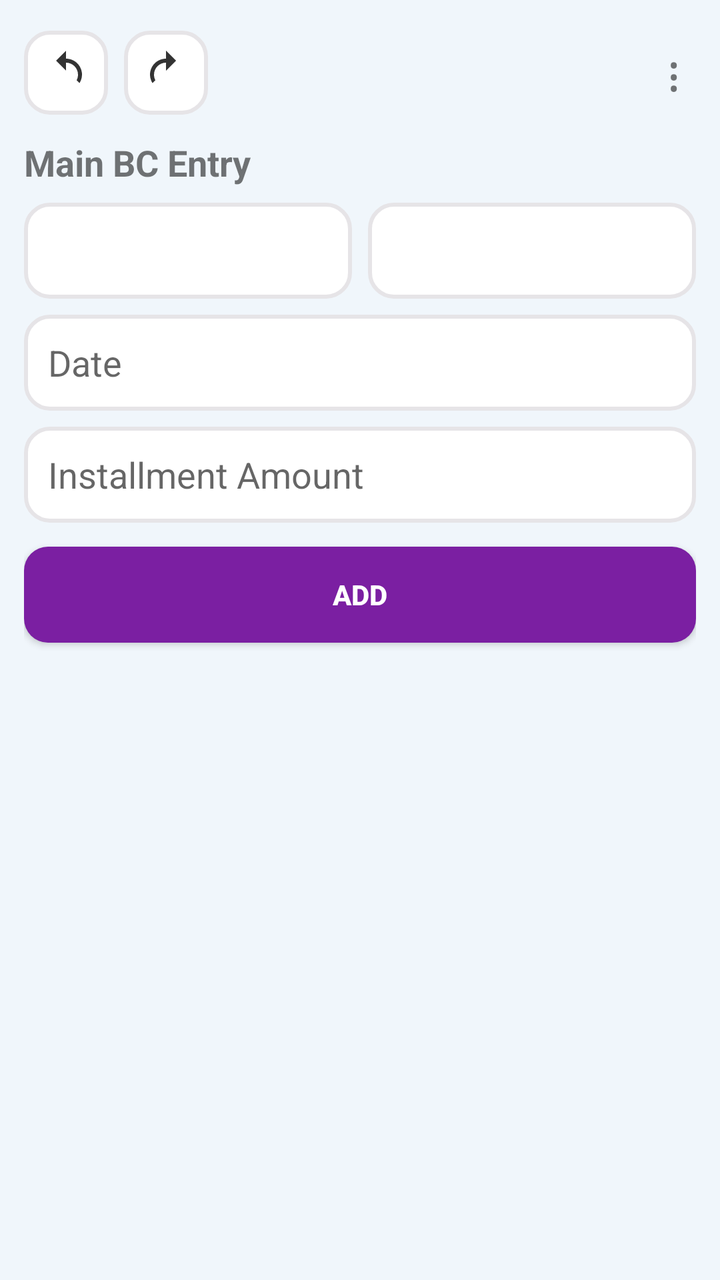
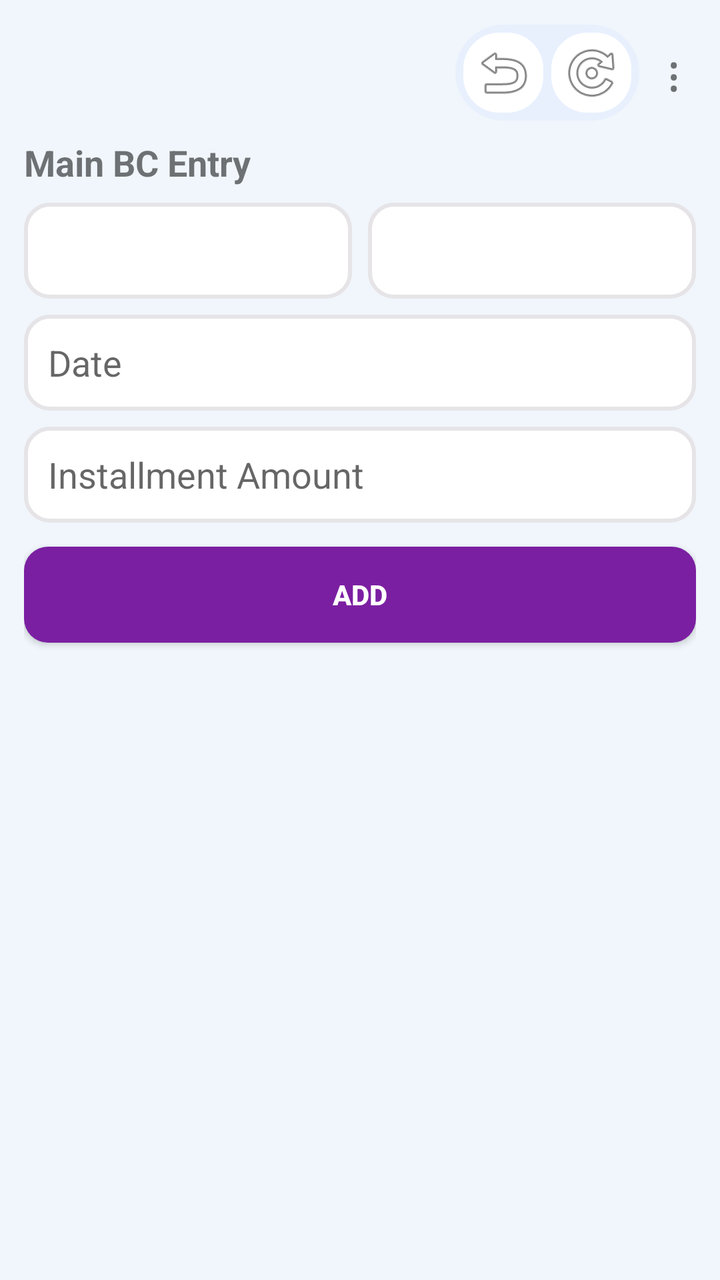

The first picture is an Android layout as it rendered before a commit; the second is the same layout after the commit. The layout source and the unified diff follow.
<!-- AndroidManifest.xml: application theme Theme.AppCompat.Light.NoActionBar -->
<!-- res/layout/activity_main.xml -->
<?xml version="1.0" encoding="utf-8"?>
<ScrollView xmlns:android="http://schemas.android.com/apk/res/android"
    android:layout_width="match_parent"
    android:layout_height="match_parent"
    android:background="#f0f6fb"
    android:fillViewport="true">

    <LinearLayout
        android:id="@+id/rootLayout"
        android:orientation="vertical"
        android:padding="12dp"
        android:layout_width="match_parent"
        android:layout_height="match_parent">

        
        <LinearLayout
            android:layout_width="match_parent"
            android:layout_height="wrap_content"
            android:gravity="center_vertical"
            android:orientation="horizontal">

            
            <LinearLayout
                android:layout_width="wrap_content"
                android:layout_height="wrap_content"
                android:orientation="horizontal">

                <ImageButton
                    android:id="@+id/btnUndo"
                    android:layout_width="42dp"
                    android:layout_height="42dp"
                    android:layout_marginEnd="8dp"
                    android:background="@drawable/bg_input_curved"
                    android:src="@drawable/ic_undo"
                    android:padding="10dp"
                    android:contentDescription="Undo"
                    android:tint="#333" />

                <ImageButton
                    android:id="@+id/btnRedo"
                    android:layout_width="42dp"
                    android:layout_height="42dp"
                    android:background="@drawable/bg_input_curved"
                    android:src="@drawable/ic_redo"
                    android:padding="10dp"
                    android:contentDescription="Redo"
                    android:tint="#333" />
            </LinearLayout>

            
            <Space
                android:layout_width="0dp"
                android:layout_height="wrap_content"
                android:layout_weight="1" />

            
            <TextView
                android:id="@+id/menuButton"
                android:text="⋮"
                android:textSize="24sp"
                android:padding="8dp"
                android:clickable="true"
                android:focusable="true"
                android:layout_width="wrap_content"
                android:layout_height="wrap_content" />
        </LinearLayout>

        
        <TextView
            android:id="@+id/titleMain"
            android:text="Main BC Entry"
            android:textSize="18sp"
            android:textStyle="bold"
            android:layout_marginTop="8dp"
            android:layout_marginBottom="8dp"
            android:layout_width="wrap_content"
            android:layout_height="wrap_content" />

        
        <LinearLayout
            android:orientation="horizontal"
            android:layout_width="match_parent"
            android:layout_height="wrap_content"
            android:layout_marginBottom="8dp">

            <Spinner
                android:id="@+id/spinnerBc"
                android:layout_width="0dp"
                android:layout_height="48dp"
                android:layout_weight="1"
                android:background="@drawable/bg_input_curved"
                android:paddingHorizontal="12dp" />

            <Space
                android:layout_width="8dp"
                android:layout_height="wrap_content" />

            <Spinner
                android:id="@+id/spinnerMember"
                android:layout_width="0dp"
                android:layout_height="48dp"
                android:layout_weight="1"
                android:background="@drawable/bg_input_curved"
                android:paddingHorizontal="12dp" />
        </LinearLayout>

        
        <EditText
            android:id="@+id/editPayDate"
            android:hint="Date"
            android:focusable="false"
            android:inputType="none"
            android:layout_width="match_parent"
            android:layout_height="48dp"
            android:background="@drawable/bg_input_curved"
            android:paddingHorizontal="12dp"
            android:layout_marginBottom="8dp" />

        
        <EditText
            android:id="@+id/editPayAmount"
            android:hint="Installment Amount"
            android:inputType="number"
            android:layout_width="match_parent"
            android:layout_height="48dp"
            android:background="@drawable/bg_input_curved"
            android:paddingHorizontal="12dp"
            android:layout_marginBottom="12dp" />

        
        <Button
            android:id="@+id/buttonAdd"
            android:text="ADD"
            android:textColor="@android:color/white"
            android:textStyle="bold"
            android:layout_width="match_parent"
            android:layout_height="48dp"
            android:background="@drawable/btn_add_ripple"
            android:elevation="4dp"
            android:layout_marginBottom="12dp" />

        
        <HorizontalScrollView
            android:layout_width="match_parent"
            android:layout_height="wrap_content"
            android:scrollbars="horizontal">

            <LinearLayout
                android:id="@+id/tableContainer"
                android:orientation="vertical"
                android:layout_width="wrap_content"
                android:layout_height="wrap_content" />
        </HorizontalScrollView>

    </LinearLayout>
</ScrollView>
<!-- resources referenced by this layout -->
<resources>
  <!-- drawable bg_input_curved (drawable) -->
  <shape xmlns:android="http://schemas.android.com/apk/res/android"
      android:shape="rectangle">
  
      <solid android:color="@android:color/white"/>
      <stroke
          android:width="2dp"
          android:color="#e6e4e7"/>
      <corners android:radius="12dp"/>
  </shape>
  <!-- drawable btn_add_ripple (drawable) -->
  <ripple xmlns:android="http://schemas.android.com/apk/res/android"
      android:color="#40FFFFFF">
  
      <item>
          <shape android:shape="rectangle">
              <solid android:color="#7B1FA2"/>
              <corners android:radius="12dp"/>
          </shape>
      </item>
  
  </ripple>
  <!-- drawable ic_redo (drawable) -->
  <vector xmlns:android="http://schemas.android.com/apk/res/android"
      android:width="24dp"
      android:height="24dp"
      android:viewportWidth="24"
      android:viewportHeight="24"
      android:tint="#009688">
  
      <path
          android:fillColor="@android:color/white"
          android:pathData="M12,5V1l5,5-5,5V7c-3.31,0-6,2.69-6,6 0,1.01 0.25,1.97 0.7,2.8L5.24,17.26C4.46,15.9 4,14.51 4,13c0-4.42 3.58-8 8-8z"/>
  
  </vector>
  <!-- drawable ic_undo (drawable) -->
  <vector xmlns:android="http://schemas.android.com/apk/res/android"
      android:width="24dp"
      android:height="24dp"
      android:viewportWidth="24"
      android:viewportHeight="24"
      android:tint="#009688">
  
      <path
          android:fillColor="@android:color/white"
          android:pathData="M12,5V1L7,6l5,5V7c3.31,0 6,2.69 6,6 0,1.01 -0.25,1.97 -0.7,2.8l1.46,1.46C19.54,15.9 20,14.51 20,13c0,-4.42 -3.58,-8 -8,-8z"/>
  
  </vector>
</resources>

<!-- the commit's change to res/layout/activity_main.xml (unified diff, before → after) -->
@@ -20,38 +20,44 @@
             android:orientation="horizontal">
 
             
-            <LinearLayout
-                android:layout_width="wrap_content"
-                android:layout_height="wrap_content"
-                android:orientation="horizontal">
-
-                <ImageButton
-                    android:id="@+id/btnUndo"
-                    android:layout_width="42dp"
-                    android:layout_height="42dp"
-                    android:layout_marginEnd="8dp"
-                    android:background="@drawable/bg_input_curved"
-                    android:src="@drawable/ic_undo"
-                    android:padding="10dp"
-                    android:contentDescription="Undo"
-                    android:tint="#333" />
-
-                <ImageButton
-                    android:id="@+id/btnRedo"
-                    android:layout_width="42dp"
-                    android:layout_height="42dp"
-                    android:background="@drawable/bg_input_curved"
-                    android:src="@drawable/ic_redo"
-                    android:padding="10dp"
-                    android:contentDescription="Redo"
-                    android:tint="#333" />
-            </LinearLayout>
-
-            
             <Space
                 android:layout_width="0dp"
                 android:layout_height="wrap_content"
                 android:layout_weight="1" />
+
+            
+            <LinearLayout
+                android:layout_width="wrap_content"
+                android:layout_height="wrap_content"
+                android:orientation="horizontal"
+                android:background="@drawable/bg_big_curve"
+                android:padding="4dp"
+                android:layout_marginEnd="6dp">
+
+                
+                <ImageButton
+                    android:id="@+id/btnUndo"
+                    android:layout_width="40dp"
+                    android:layout_height="40dp"
+                    android:background="@drawable/bg_small_curve"
+                    android:src="@android:drawable/ic_menu_revert"
+                    android:scaleType="centerInside"
+                    android:contentDescription="Undo" />
+
+                <Space
+                    android:layout_width="4dp"
+                    android:layout_height="wrap_content" />
+
+                
+                <ImageButton
+                    android:id="@+id/btnRedo"
+                    android:layout_width="40dp"
+                    android:layout_height="40dp"
+                    android:background="@drawable/bg_small_curve"
+                    android:src="@android:drawable/ic_menu_rotate"
+                    android:scaleType="centerInside"
+                    android:contentDescription="Redo" />
+            </LinearLayout>
 
             
             <TextView
<!-- resource entries referenced after the edit -->
@@ -1,5 +1,10 @@
 <!-- resources referenced by this layout -->
 <resources>
+  <!-- drawable bg_big_curve (drawable) -->
+  <shape xmlns:android="http://schemas.android.com/apk/res/android">
+      <solid android:color="#E8F0FE"/>
+      <corners android:radius="24dp"/>
+  </shape>
   <!-- drawable bg_input_curved (drawable) -->
   <shape xmlns:android="http://schemas.android.com/apk/res/android"
       android:shape="rectangle">
@@ -10,6 +15,21 @@
           android:color="#e6e4e7"/>
       <corners android:radius="12dp"/>
   </shape>
+  <!-- drawable bg_small_curve (drawable) -->
+  <selector xmlns:android="http://schemas.android.com/apk/res/android">
+      <item android:state_pressed="true">
+          <shape>
+              <solid android:color="#D2E3FC"/>
+              <corners android:radius="18dp"/>
+          </shape>
+      </item>
+      <item>
+          <shape>
+              <solid android:color="@android:color/white"/>
+              <corners android:radius="18dp"/>
+          </shape>
+      </item>
+  </selector>
   <!-- drawable btn_add_ripple (drawable) -->
   <ripple xmlns:android="http://schemas.android.com/apk/res/android"
       android:color="#40FFFFFF">
@@ -22,31 +42,5 @@
       </item>
   
   </ripple>
-  <!-- drawable ic_redo (drawable) -->
-  <vector xmlns:android="http://schemas.android.com/apk/res/android"
-      android:width="24dp"
-      android:height="24dp"
-      android:viewportWidth="24"
-      android:viewportHeight="24"
-      android:tint="#009688">
-  
-      <path
-          android:fillColor="@android:color/white"
-          android:pathData="M12,5V1l5,5-5,5V7c-3.31,0-6,2.69-6,6 0,1.01 0.25,1.97 0.7,2.8L5.24,17.26C4.46,15.9 4,14.51 4,13c0-4.42 3.58-8 8-8z"/>
-  
-  </vector>
-  <!-- drawable ic_undo (drawable) -->
-  <vector xmlns:android="http://schemas.android.com/apk/res/android"
-      android:width="24dp"
-      android:height="24dp"
-      android:viewportWidth="24"
-      android:viewportHeight="24"
-      android:tint="#009688">
-  
-      <path
-          android:fillColor="@android:color/white"
-          android:pathData="M12,5V1L7,6l5,5V7c3.31,0 6,2.69 6,6 0,1.01 -0.25,1.97 -0.7,2.8l1.46,1.46C19.54,15.9 20,14.51 20,13c0,-4.42 -3.58,-8 -8,-8z"/>
-  
-  </vector>
 </resources>
 
